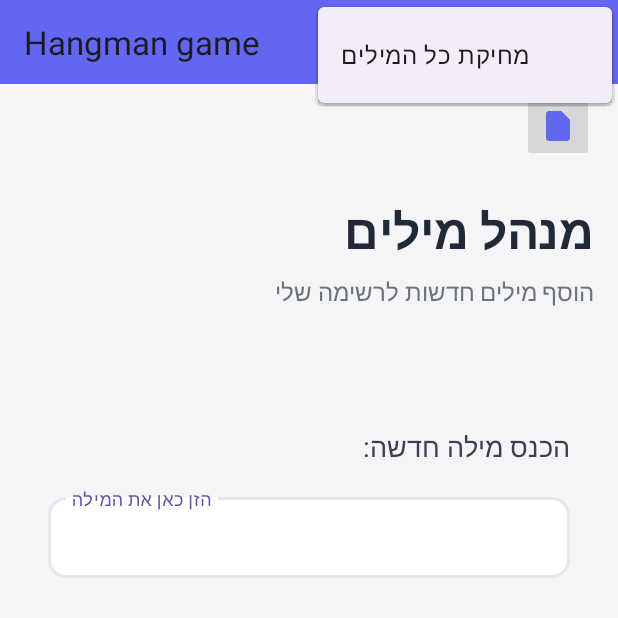
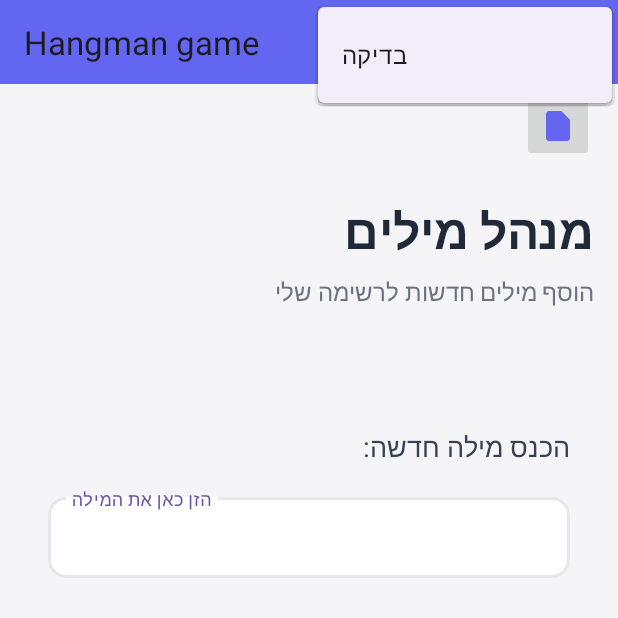
Before and after one commit to INONSEGEV/Hangman-game, an Android app: the addWordsActivity screen opened directly, with no data from a screen before it, with the options menu open, on a phone screen of 412 x 824 dp, the top half of it. Run offline under Robolectric (Android 15) with nearby library versions, the light colour scheme and no system bars.

Commit message:
העלמת כפתור מחיקת כל המילים אם אין מילים קיימות

```diff
--- a/app/src/main/java/com/example/hangmangame/addWordsActivity.java
+++ b/app/src/main/java/com/example/hangmangame/addWordsActivity.java
@@ -12,8 +12,8 @@ import android.widget.EditText;
 import android.widget.ImageButton;
 import android.widget.TextView;
 import androidx.appcompat.widget.Toolbar;
-
 import androidx.activity.EdgeToEdge;
+import androidx.appcompat.app.AlertDialog;
 import androidx.appcompat.app.AppCompatActivity;
 import androidx.recyclerview.widget.LinearLayoutManager;
 import androidx.recyclerview.widget.RecyclerView;
@@ -31,7 +31,6 @@ public class addWordsActivity extends AppCompatActivity {
     RecyclerView recyclerView;
     EditText editWord;
     Toolbar toolbar;
-
     TextView tv_main_title;
     Button btnAdd;
     ImageButton btn_save;
@@ -44,6 +43,7 @@ public class addWordsActivity extends AppCompatActivity {
         EdgeToEdge.enable(this);
         setContentView(R.layout.activity_add_words);
         hideSystemUI();
+
         recyclerView = findViewById(R.id.rv_words_list);
         editWord = findViewById(R.id.et_word_input);
         btnAdd = findViewById(R.id.btn_confirm);
@@ -58,12 +58,8 @@ public class addWordsActivity extends AppCompatActivity {
         recyclerView.setLayoutManager(new LinearLayoutManager(this));
         recyclerView.setAdapter(adapter);
 
-        if (words.isEmpty()) {
-            recyclerView.setVisibility(View.GONE);
-        } else {
-            recyclerView.setVisibility(View.VISIBLE);
-            adapter.notifyDataSetChanged();
-        }
+        updateRecyclerVisibility();
+
         Intent intent = getIntent();
         String add = intent.getStringExtra("add");
         if (add != null) {
@@ -74,19 +70,20 @@ public class addWordsActivity extends AppCompatActivity {
             // סגור את המקלדת אם היא פתוחה
             InputMethodManager imm = (InputMethodManager) getSystemService(INPUT_METHOD_SERVICE);
             View view = getCurrentFocus();
-            if (view == null) view = new View(this); // במקרה שאין פוקוס
+            if (view == null) view = new View(this);
             imm.hideSoftInputFromWindow(view.getWindowToken(), 0);
 
-            // קוד קיים להוספת מילה
             String newWord = editWord.getText().toString().trim();
             if (!newWord.isEmpty()) {
                 words.add(newWord);
-                saveWords(words); // שמירה מיידית
+                saveWords(words);
                 adapter.notifyItemInserted(words.size() - 1);
 
                 editWord.setText("");
-                recyclerView.setVisibility(View.VISIBLE);
+                updateRecyclerVisibility();
                 recyclerView.scrollToPosition(words.size() - 1);
+
+                invalidateOptionsMenu(); // עדכון MenuItem למחיקה
             }
         });
 
@@ -95,6 +92,10 @@ public class addWordsActivity extends AppCompatActivity {
             startActivity(i);
             finish();
         });
+    }
+
+    private void updateRecyclerVisibility() {
+        recyclerView.setVisibility(words.isEmpty() ? View.GONE : View.VISIBLE);
     }
 
     private void saveWords(List<String> words) {
@@ -125,6 +126,7 @@ public class addWordsActivity extends AppCompatActivity {
         }
         return list;
     }
+
     private void hideSystemUI() {
         View decorView = getWindow().getDecorView();
         decorView.setSystemUiVisibility(
@@ -133,36 +135,44 @@ public class addWordsActivity extends AppCompatActivity {
                         | View.SYSTEM_UI_FLAG_IMMERSIVE_STICKY
         );
     }
+
     @Override
     public boolean onCreateOptionsMenu(Menu menu) {
         getMenuInflater().inflate(R.menu.menu_add_words, menu);
         return true;
     }
+
+    @Override
+    public boolean onPrepareOptionsMenu(Menu menu) {
+        MenuItem deleteAllItem = menu.findItem(R.id.btn_Add);
+        if (deleteAllItem != null) {
+            deleteAllItem.setVisible(!words.isEmpty());
+        }
+        return super.onPrepareOptionsMenu(menu);
+    }
+
     @Override
     public boolean onOptionsItemSelected(MenuItem item) {
         int id = item.getItemId();
 
         if (id == R.id.btn_Add) {
-            // יצירת AlertDialog לאישור מחיקה
-            new androidx.appcompat.app.AlertDialog.Builder(this)
+            // AlertDialog לאישור מחיקה
+            new AlertDialog.Builder(this)
                     .setTitle("אישור מחיקה")
                     .setMessage("אתה בטוח שברצונך למחוק את כל המילים?")
                     .setPositiveButton("כן", (dialog, which) -> {
-                        // מחיקת כל המילים
                         words.clear();
                         adapter.notifyDataSetChanged();
                         saveWords(words);
-                        recyclerView.setVisibility(View.GONE);
+                        updateRecyclerVisibility();
+                        invalidateOptionsMenu(); // עדכון MenuItem
                     })
-                    .setNegativeButton("לא", null) // סגירה ללא פעולה
+                    .setNegativeButton("לא", null)
                     .show();
 
             return true;
         }
 
-
         return super.onOptionsItemSelected(item);
     }
-
-
 }
--- a/app/src/main/res/menu/menu_add_words.xml
+++ b/app/src/main/res/menu/menu_add_words.xml
@@ -7,4 +7,9 @@
         android:title="מחיקת כל המילים"
         android:orderInCategory="100"
     />
+    <item
+        android:id="@+id/b"
+        android:title="בדיקה"
+        android:orderInCategory="100"
+    />
 </menu>
```
